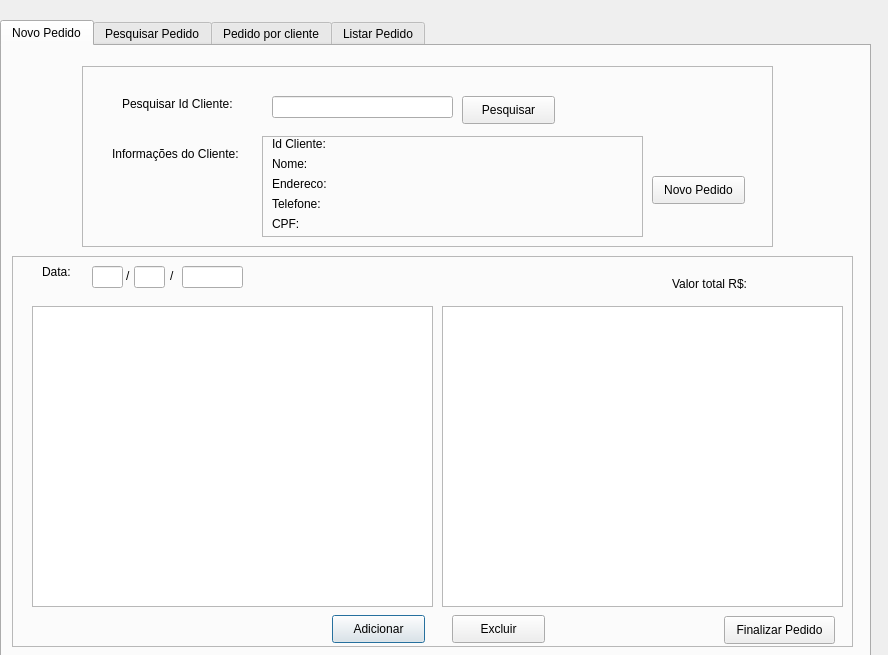
Qt form AdicionarPedido.ui (ElielLucas/IventoryControl) before a commit.
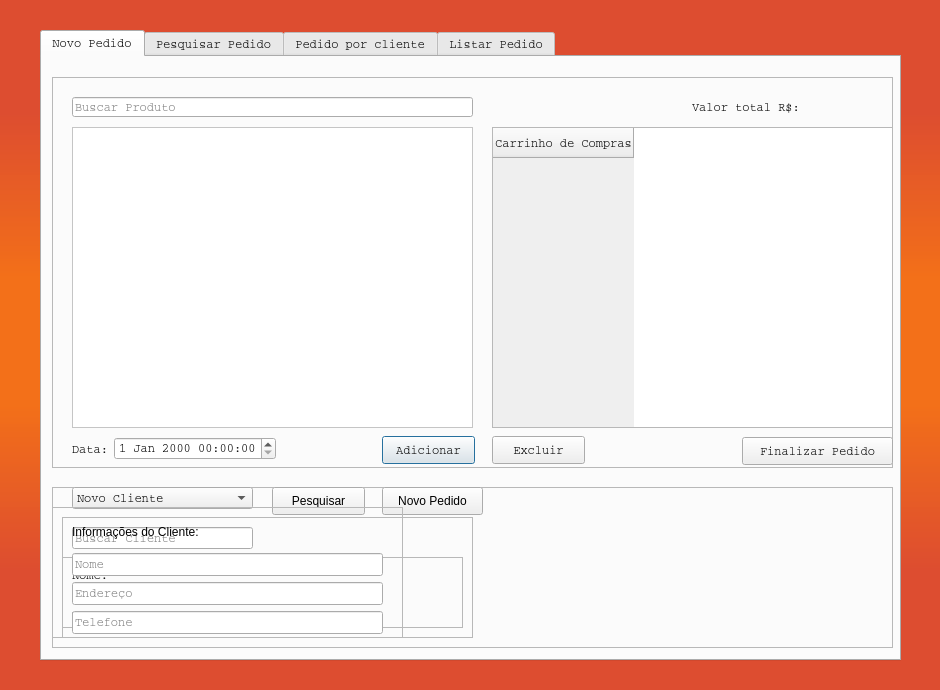
The same form after that commit.

What changed in the file:
```diff
--- a/AdicionarPedido.ui
+++ b/AdicionarPedido.ui
@@ -6,22 +6,34 @@
    <rect>
     <x>0</x>
     <y>0</y>
-    <width>888</width>
-    <height>655</height>
+    <width>940</width>
+    <height>690</height>
    </rect>
   </property>
   <property name="windowTitle">
    <string>Dialog</string>
   </property>
+  <property name="styleSheet">
+   <string notr="true">QDialog{background:qlineargradient(spread:reflect, x1:1, y1:0.494409, x2:1, y2:0.942727, stop:0.198864 rgba(243, 112, 25, 251), stop:0.738636 rgba(221, 77, 48, 255))}</string>
+  </property>
   <widget class="QTabWidget" name="tabWidget">
    <property name="geometry">
     <rect>
-     <x>0</x>
-     <y>20</y>
-     <width>871</width>
-     <height>641</height>
+     <x>40</x>
+     <y>30</y>
+     <width>861</width>
+     <height>631</height>
     </rect>
    </property>
+   <property name="font">
+    <font>
+     <family>Courier</family>
+    </font>
+   </property>
+   <property name="styleSheet">
+    <string notr="true">Widget{background:rgb(255, 140, 64)}
+</string>
+   </property>
    <property name="currentIndex">
     <number>0</number>
    </property>
@@ -33,7 +45,7 @@
      <property name="geometry">
       <rect>
        <x>10</x>
-       <y>210</y>
+       <y>20</y>
        <width>841</width>
        <height>391</height>
       </rect>
@@ -53,6 +65,9 @@
         <height>301</height>
        </rect>
       </property>
+      <property name="styleSheet">
+       <string notr="true">QWidget{background:rgb(255,255, 255)}</string>
+      </property>
       <property name="editTriggers">
        <set>QAbstractItemView::NoEditTriggers</set>
       </property>
@@ -60,12 +75,17 @@
      <widget class="QPushButton" name="btnAdicionar">
       <property name="geometry">
        <rect>
-        <x>320</x>
+        <x>330</x>
         <y>359</y>
         <width>93</width>
         <height>28</height>
        </rect>
       </property>
+      <property name="font">
+       <font>
+        <family>Courier</family>
+       </font>
+      </property>
       <property name="text">
        <string>Adicionar</string>
       </property>
@@ -79,6 +99,11 @@
         <height>28</height>
        </rect>
       </property>
+      <property name="font">
+       <font>
+        <family>Courier</family>
+       </font>
+      </property>
       <property name="text">
        <string>Excluir</string>
       </property>
@@ -86,48 +111,57 @@
      <widget class="QTableWidget" name="twPedido">
       <property name="geometry">
        <rect>
-        <x>430</x>
+        <x>440</x>
         <y>50</y>
         <width>401</width>
         <height>301</height>
        </rect>
       </property>
+      <property name="sizePolicy">
+       <sizepolicy hsizetype="Expanding" vsizetype="Expanding">
+        <horstretch>0</horstretch>
+        <verstretch>0</verstretch>
+       </sizepolicy>
+      </property>
       <property name="editTriggers">
        <set>QAbstractItemView::NoEditTriggers</set>
       </property>
-     </widget>
-     <widget class="QLabel" name="label_6">
-      <property name="geometry">
-       <rect>
-        <x>30</x>
-        <y>6</y>
-        <width>41</width>
-        <height>20</height>
-       </rect>
+      <property name="textElideMode">
+       <enum>Qt::ElideMiddle</enum>
       </property>
-      <property name="text">
-       <string>Data:</string>
-      </property>
-     </widget>
-     <widget class="QLineEdit" name="txtDia">
-      <property name="geometry">
-       <rect>
-        <x>80</x>
-        <y>10</y>
-        <width>31</width>
-        <height>22</height>
-       </rect>
-      </property>
+      <row>
+       <property name="text">
+        <string>Carrinho de Compras</string>
+       </property>
+       <property name="toolTip">
+        <string/>
+       </property>
+       <property name="font">
+        <font>
+         <family>Courier</family>
+         <stylestrategy>PreferDefault</stylestrategy>
+         <kerning>true</kerning>
+        </font>
+       </property>
+       <property name="textAlignment">
+        <set>AlignCenter</set>
+       </property>
+      </row>
      </widget>
      <widget class="QLabel" name="label_7">
       <property name="geometry">
        <rect>
-        <x>660</x>
+        <x>640</x>
         <y>20</y>
-        <width>81</width>
-        <height>16</height>
+        <width>201</width>
+        <height>21</height>
        </rect>
       </property>
+      <property name="font">
+       <font>
+        <family>Courier</family>
+       </font>
+      </property>
       <property name="text">
        <string>Valor total R$:</string>
       </property>
@@ -148,12 +182,17 @@
      <widget class="QPushButton" name="btnFinalizarPedido">
       <property name="geometry">
        <rect>
-        <x>712</x>
+        <x>690</x>
         <y>360</y>
-        <width>111</width>
+        <width>151</width>
         <height>28</height>
        </rect>
       </property>
+      <property name="font">
+       <font>
+        <family>Courier</family>
+       </font>
+      </property>
       <property name="text">
        <string>Finalizar Pedido</string>
       </property>
@@ -161,57 +200,62 @@
      <widget class="QLineEdit" name="txtMes">
       <property name="geometry">
        <rect>
-        <x>122</x>
-        <y>10</y>
-        <width>31</width>
-        <height>22</height>
+        <x>20</x>
+        <y>20</y>
+        <width>401</width>
+        <height>20</height>
        </rect>
       </property>
-     </widget>
-     <widget class="QLineEdit" name="txtAno">
-      <property name="geometry">
-       <rect>
-        <x>170</x>
-        <y>10</y>
-        <width>61</width>
-        <height>22</height>
-       </rect>
+      <property name="font">
+       <font>
+        <family>Courier</family>
+       </font>
       </property>
-     </widget>
-     <widget class="QLabel" name="label_8">
-      <property name="geometry">
-       <rect>
-        <x>114</x>
-        <y>12</y>
-        <width>16</width>
-        <height>16</height>
-       </rect>
+      <property name="placeholderText">
+       <string>Buscar Produto</string>
       </property>
-      <property name="text">
-       <string>/</string>
-      </property>
      </widget>
-     <widget class="QLabel" name="label_9">
+     <widget class="QWidget" name="">
       <property name="geometry">
        <rect>
-        <x>158</x>
-        <y>12</y>
-        <width>16</width>
-        <height>16</height>
+        <x>20</x>
+        <y>360</y>
+        <width>204</width>
+        <height>24</height>
        </rect>
       </property>
-      <property name="text">
-       <string>/</string>
-      </property>
+      <layout class="QHBoxLayout" name="horizontalLayout">
+       <item>
+        <widget class="QLabel" name="label_6">
+         <property name="font">
+          <font>
+           <family>Courier</family>
+          </font>
+         </property>
+         <property name="text">
+          <string>Data:</string>
+         </property>
+        </widget>
+       </item>
+       <item>
+        <widget class="QDateTimeEdit" name="dateTimeEdit">
+         <property name="font">
+          <font>
+           <family>Courier</family>
+          </font>
+         </property>
+        </widget>
+       </item>
+      </layout>
      </widget>
     </widget>
     <widget class="QFrame" name="frame_2">
      <property name="geometry">
       <rect>
-       <x>80</x>
-       <y>20</y>
-       <width>691</width>
-       <height>181</height>
+       <x>10</x>
+       <y>430</y>
+       <width>841</width>
+       <height>161</height>
       </rect>
      </property>
      <property name="frameShape">
@@ -220,24 +264,11 @@
      <property name="frameShadow">
       <enum>QFrame::Raised</enum>
      </property>
-     <widget class="QLabel" name="label">
-      <property name="geometry">
-       <rect>
-        <x>40</x>
-        <y>30</y>
-        <width>121</width>
-        <height>16</height>
-       </rect>
-      </property>
-      <property name="text">
-       <string>Pesquisar Id Cliente:</string>
-      </property>
-     </widget>
      <widget class="QPushButton" name="btnPesquisarCliente">
       <property name="geometry">
        <rect>
-        <x>380</x>
-        <y>30</y>
+        <x>220</x>
+        <y>0</y>
         <width>93</width>
         <height>28</height>
        </rect>
@@ -246,35 +277,12 @@
        <string>Pesquisar</string>
       </property>
      </widget>
-     <widget class="QLineEdit" name="txtIdCliente">
-      <property name="geometry">
-       <rect>
-        <x>190</x>
-        <y>30</y>
-        <width>181</width>
-        <height>22</height>
-       </rect>
-      </property>
-     </widget>
-     <widget class="QLabel" name="label_2">
-      <property name="geometry">
-       <rect>
-        <x>30</x>
-        <y>80</y>
-        <width>161</width>
-        <height>16</height>
-       </rect>
-      </property>
-      <property name="text">
-       <string>Informações do Cliente:</string>
-      </property>
-     </widget>
      <widget class="QPushButton" name="btnNovoPedido">
       <property name="geometry">
        <rect>
-        <x>570</x>
-        <y>110</y>
-        <width>93</width>
+        <x>330</x>
+        <y>0</y>
+        <width>101</width>
         <height>28</height>
        </rect>
       </property>
@@ -282,150 +290,252 @@
        <string>Novo Pedido</string>
       </property>
      </widget>
-     <widget class="QFrame" name="frClienteNovo">
+     <widget class="QComboBox" name="comboBox">
       <property name="geometry">
        <rect>
-        <x>180</x>
-        <y>70</y>
-        <width>381</width>
-        <height>101</height>
+        <x>20</x>
+        <y>0</y>
+        <width>181</width>
+        <height>22</height>
        </rect>
       </property>
+      <property name="font">
+       <font>
+        <family>Courier</family>
+       </font>
+      </property>
+      <item>
+       <property name="text">
+        <string>Novo Cliente</string>
+       </property>
+      </item>
+      <item>
+       <property name="text">
+        <string>Cliente Cadastrado</string>
+       </property>
+      </item>
+     </widget>
+     <widget class="QFrame" name="frBuscaCliente">
+      <property name="geometry">
+       <rect>
+        <x>10</x>
+        <y>30</y>
+        <width>411</width>
+        <height>121</height>
+       </rect>
+      </property>
       <property name="frameShape">
        <enum>QFrame::StyledPanel</enum>
       </property>
       <property name="frameShadow">
        <enum>QFrame::Raised</enum>
       </property>
-      <widget class="QLabel" name="label_10">
+      <widget class="QFrame" name="frInformacoesCliente">
        <property name="geometry">
         <rect>
-         <x>10</x>
-         <y>0</y>
-         <width>71</width>
-         <height>16</height>
-        </rect>
-       </property>
-       <property name="text">
-        <string>Id Cliente:</string>
-       </property>
-      </widget>
-      <widget class="QLabel" name="label_11">
-       <property name="geometry">
-        <rect>
-         <x>10</x>
-         <y>20</y>
-         <width>71</width>
-         <height>16</height>
-        </rect>
-       </property>
-       <property name="text">
-        <string>Nome:</string>
-       </property>
-      </widget>
-      <widget class="QLabel" name="label_12">
-       <property name="geometry">
-        <rect>
-         <x>10</x>
+         <x>0</x>
          <y>40</y>
-         <width>71</width>
-         <height>16</height>
+         <width>401</width>
+         <height>71</height>
         </rect>
        </property>
-       <property name="text">
-        <string>Endereco:</string>
+       <property name="font">
+        <font>
+         <family>Courier</family>
+        </font>
        </property>
-      </widget>
-      <widget class="QLabel" name="label_13">
-       <property name="geometry">
-        <rect>
-         <x>10</x>
-         <y>60</y>
-         <width>71</width>
-         <height>16</height>
-        </rect>
+       <property name="frameShape">
+        <enum>QFrame::StyledPanel</enum>
        </property>
-       <property name="text">
-        <string>Telefone:</string>
+       <property name="frameShadow">
+        <enum>QFrame::Raised</enum>
        </property>
+       <widget class="QLabel" name="label_11">
+        <property name="geometry">
+         <rect>
+          <x>10</x>
+          <y>10</y>
+          <width>71</width>
+          <height>16</height>
+         </rect>
+        </property>
+        <property name="font">
+         <font>
+          <family>Courier</family>
+         </font>
+        </property>
+        <property name="text">
+         <string>Nome:</string>
+        </property>
+       </widget>
+       <widget class="QLabel" name="label_12">
+        <property name="geometry">
+         <rect>
+          <x>10</x>
+          <y>30</y>
+          <width>71</width>
+          <height>16</height>
+         </rect>
+        </property>
+        <property name="font">
+         <font>
+          <family>Courier</family>
+         </font>
+        </property>
+        <property name="text">
+         <string>Endereço:</string>
+        </property>
+       </widget>
+       <widget class="QLabel" name="label_13">
+        <property name="geometry">
+         <rect>
+          <x>10</x>
+          <y>50</y>
+          <width>71</width>
+          <height>16</height>
+         </rect>
+        </property>
+        <property name="font">
+         <font>
+          <family>Courier</family>
+         </font>
+        </property>
+        <property name="text">
+         <string>Telefone:</string>
+        </property>
+       </widget>
+       <widget class="QLabel" name="lblNomeNovo">
+        <property name="geometry">
+         <rect>
+          <x>90</x>
+          <y>30</y>
+          <width>291</width>
+          <height>20</height>
+         </rect>
+        </property>
+        <property name="text">
+         <string/>
+        </property>
+       </widget>
+       <widget class="QLabel" name="lblEnderecoNovo">
+        <property name="geometry">
+         <rect>
+          <x>60</x>
+          <y>10</y>
+          <width>301</width>
+          <height>16</height>
+         </rect>
+        </property>
+        <property name="text">
+         <string/>
+        </property>
+       </widget>
+       <widget class="QLabel" name="lblTelefoneNovo">
+        <property name="geometry">
+         <rect>
+          <x>80</x>
+          <y>50</y>
+          <width>301</width>
+          <height>16</height>
+         </rect>
+        </property>
+        <property name="text">
+         <string/>
+        </property>
+       </widget>
       </widget>
-      <widget class="QLabel" name="label_14">
+      <widget class="QLineEdit" name="txtSearchCliente">
        <property name="geometry">
         <rect>
          <x>10</x>
-         <y>80</y>
-         <width>71</width>
-         <height>16</height>
+         <y>10</y>
+         <width>181</width>
+         <height>22</height>
         </rect>
        </property>
-       <property name="text">
-        <string>CPF:</string>
+       <property name="font">
+        <font>
+         <family>Courier</family>
+        </font>
        </property>
-      </widget>
-      <widget class="QLabel" name="lblIdClienteNovo">
-       <property name="geometry">
-        <rect>
-         <x>80</x>
-         <y>0</y>
-         <width>281</width>
-         <height>16</height>
-        </rect>
+       <property name="placeholderText">
+        <string>Buscar Cliente</string>
        </property>
-       <property name="text">
-        <string/>
-       </property>
       </widget>
-      <widget class="QLabel" name="lblNomeNovo">
+     </widget>
+     <widget class="QFrame" name="frCadastroCliente">
+      <property name="geometry">
+       <rect>
+        <x>0</x>
+        <y>20</y>
+        <width>351</width>
+        <height>131</height>
+       </rect>
+      </property>
+      <property name="frameShape">
+       <enum>QFrame::StyledPanel</enum>
+      </property>
+      <property name="frameShadow">
+       <enum>QFrame::Raised</enum>
+      </property>
+      <widget class="QWidget" name="">
        <property name="geometry">
         <rect>
-         <x>80</x>
-         <y>20</y>
-         <width>301</width>
-         <height>16</height>
+         <x>20</x>
+         <y>10</y>
+         <width>311</width>
+         <height>117</height>
         </rect>
        </property>
-       <property name="text">
-        <string/>
-       </property>
-      </widget>
-      <widget class="QLabel" name="lblEnderecoNovo">
-       <property name="geometry">
-        <rect>
-         <x>80</x>
-         <y>40</y>
-         <width>301</width>
-         <height>16</height>
-        </rect>
-       </property>
-       <property name="text">
-        <string/>
-       </property>
-      </widget>
-      <widget class="QLabel" name="lblTelefoneNovo">
-       <property name="geometry">
-        <rect>
-         <x>80</x>
-         <y>60</y>
-         <width>301</width>
-         <height>16</height>
-        </rect>
-       </property>
-       <property name="text">
-        <string/>
-       </property>
-      </widget>
-      <widget class="QLabel" name="lblCPFNovo">
-       <property name="geometry">
-        <rect>
-         <x>80</x>
-         <y>80</y>
-         <width>301</width>
-         <height>16</height>
-        </rect>
-       </property>
-       <property name="text">
-        <string/>
-       </property>
+       <layout class="QVBoxLayout" name="verticalLayout_2">
+        <item>
+         <widget class="QLabel" name="label_2">
+          <property name="text">
+           <string>Informações do Cliente:</string>
+          </property>
+         </widget>
+        </item>
+        <item>
+         <layout class="QVBoxLayout" name="verticalLayout">
+          <item>
+           <widget class="QLineEdit" name="lineEditNome">
+            <property name="font">
+             <font>
+              <family>Courier</family>
+             </font>
+            </property>
+            <property name="placeholderText">
+             <string>Nome</string>
+            </property>
+           </widget>
+          </item>
+          <item>
+           <widget class="QLineEdit" name="lineEditEndereco">
+            <property name="font">
+             <font>
+              <family>Courier</family>
+             </font>
+            </property>
+            <property name="placeholderText">
+             <string>Endereço</string>
+            </property>
+           </widget>
+          </item>
+          <item>
+           <widget class="QLineEdit" name="lineEditTelefone">
+            <property name="font">
+             <font>
+              <family>Courier</family>
+             </font>
+            </property>
+            <property name="placeholderText">
+             <string>Telefone</string>
+            </property>
+           </widget>
+          </item>
+         </layout>
+        </item>
+       </layout>
       </widget>
      </widget>
     </widget>
```
Left out of the diff: 30 changed lines with no effect on the pictures.
